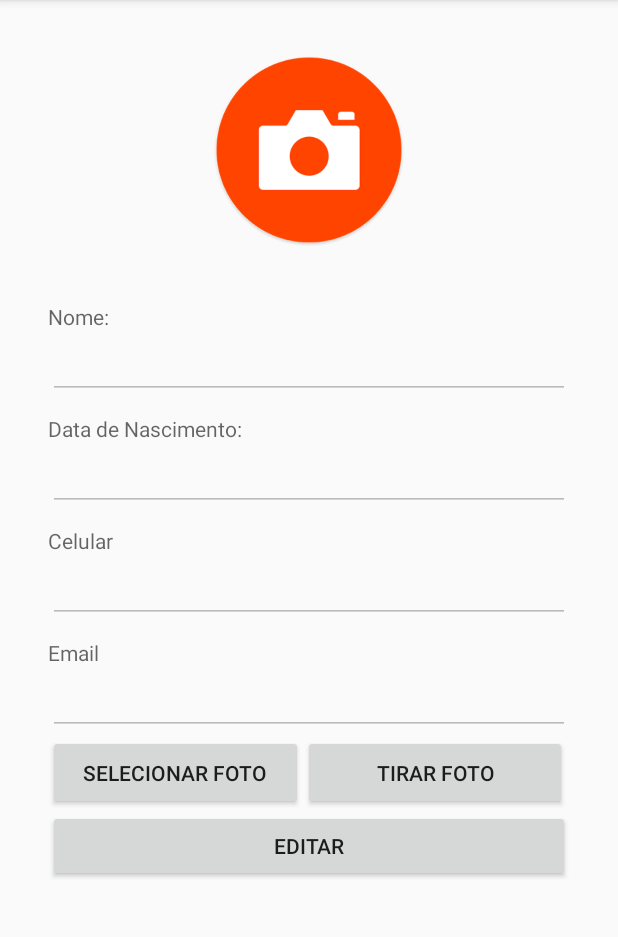
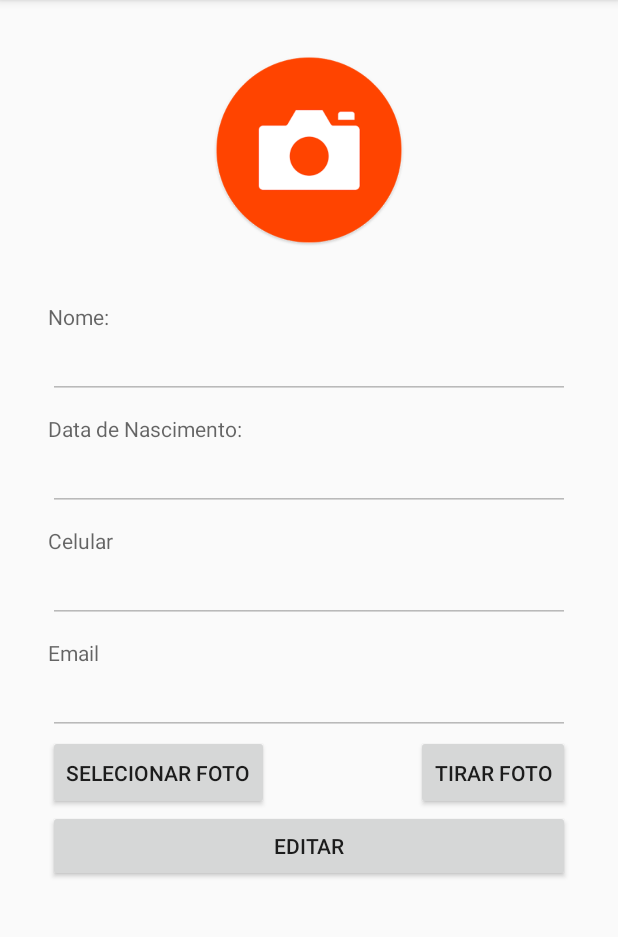
Before and after one commit to Riunjaku/Projeto_AlertaPet, an Android app: the screen it shows after launch (MainActivity), after a tap on an icon or button, on a phone screen of 412 x 824 dp, the part 84-1021 px from its top. Run offline under Robolectric (Android 15) with nearby library versions, the light colour scheme and no system bars; our stand-ins replace CircleImageView, Firebase (no records; nobody signed in at launch, a user with empty details on screens opened directly); pictures from the network do not load.

Commit message:
Ajuste Layout da tela Perfil Usuário

```diff
--- a/app/src/main/res/layout/fragment_perfil_usuario.xml
+++ b/app/src/main/res/layout/fragment_perfil_usuario.xml
@@ -1,4 +1,4 @@
-<android.support.constraint.ConstraintLayout xmlns:android="http://schemas.android.com/apk/res/android"
+<ScrollView xmlns:android="http://schemas.android.com/apk/res/android"
     xmlns:app="http://schemas.android.com/apk/res-auto"
     xmlns:tools="http://schemas.android.com/tools"
     android:layout_width="match_parent"
@@ -127,34 +127,45 @@
             android:enabled="false"
             android:inputType="textPersonName|textWebEmailAddress" />
 
-        <LinearLayout
+        <RelativeLayout
             android:id="@+id/mLinearBotoes"
             android:layout_width="match_parent"
             android:layout_height="50dp"
+            android:layout_marginLeft="32dp"
+            android:layout_marginRight="32dp"
             android:layout_marginEnd="32dp"
             android:layout_marginStart="32dp"
             android:orientation="horizontal">
 
             <Button
                 android:id="@+id/btnFotoGaleria"
-                android:layout_width="170dp"
+                android:layout_width="wrap_content"
                 android:layout_height="match_parent"
+                android:layout_alignParentLeft="true"
+                android:layout_alignParentStart="true"
+                android:layout_alignParentTop="true"
                 android:text="Selecionar Foto"
                 android:visibility="visible" />
 
             <Button
                 android:id="@+id/btnFoto"
-                android:layout_width="176dp"
+                android:layout_width="wrap_content"
                 android:layout_height="match_parent"
+                android:layout_alignParentEnd="true"
+                android:layout_alignParentRight="true"
+                android:layout_alignParentTop="true"
                 android:text="Tirar Foto"
                 android:visibility="visible" />
 
-        </LinearLayout>
+        </RelativeLayout>
 
         <Button
             android:id="@+id/btnConfirmar"
             android:layout_width="match_parent"
             android:layout_height="match_parent"
+            android:layout_alignParentBottom="true"
+            android:layout_alignParentLeft="true"
+            android:layout_alignParentStart="true"
             android:layout_marginEnd="32dp"
             android:layout_marginLeft="32dp"
             android:layout_marginRight="32dp"
@@ -175,4 +186,4 @@
 
     </LinearLayout>
 
-</android.support.constraint.ConstraintLayout>
+</ScrollView>
```
